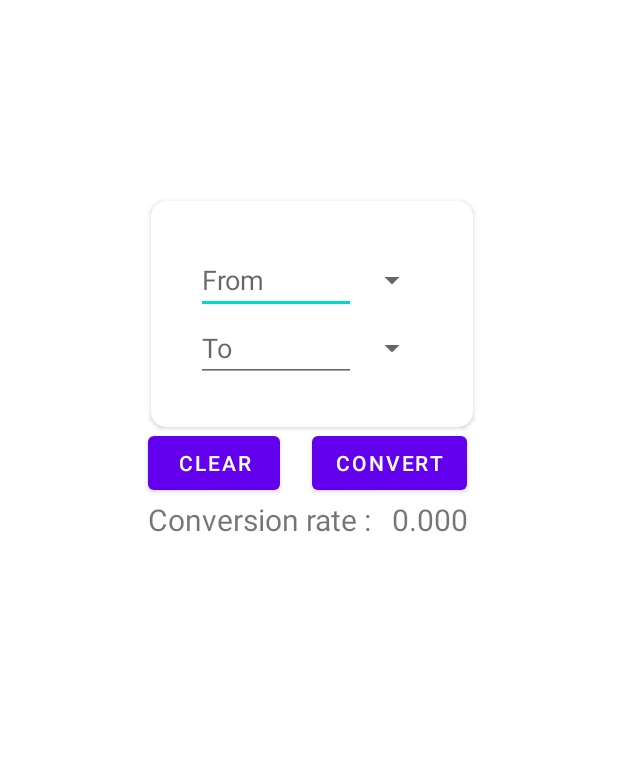
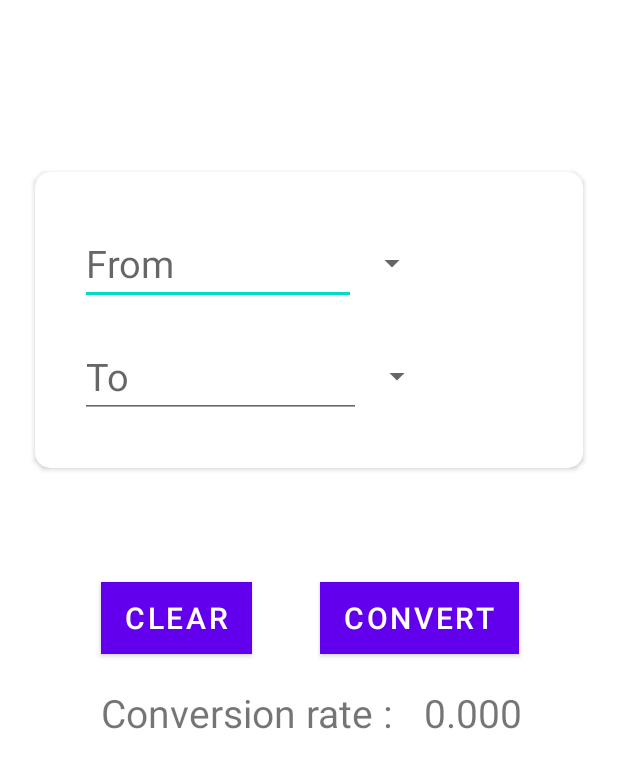
Before and after one commit to Devrock2847/CurrencyConverter, an Android app: the layout activity_main.xml on its own in the app's theme, with its tools: preview values and no code run, on a phone screen of 412 x 824 dp. Shown: the top 768 px of the screen. Run offline under Robolectric (Android 15) with nearby library versions, the phone set to English and light mode, and no system bars.

Commit message:
Update before it's lost

```diff
--- a/app/build.gradle
+++ b/app/build.gradle
@@ -30,6 +30,7 @@ android {
     }
     buildFeatures {
         viewBinding true
+        dataBinding true
     }
 }
 dependencies {
--- a/app/src/main/AndroidManifest.xml
+++ b/app/src/main/AndroidManifest.xml
@@ -13,6 +13,7 @@
         android:supportsRtl="true"
         android:theme="@style/Theme.J96000"
         tools:targetApi="31">
+
         <activity
             android:name=".MainActivity"
             android:exported="true">
--- a/app/src/main/res/layout/activity_main.xml
+++ b/app/src/main/res/layout/activity_main.xml
@@ -10,13 +10,18 @@
 
     <androidx.cardview.widget.CardView
         android:id="@+id/cardView"
-        android:layout_width="wrap_content"
-        android:layout_height="wrap_content"
+        android:layout_width="0dp"
+        android:layout_height="197dp"
         android:layout_centerInParent="true"
-        android:layout_marginTop="134dp"
+
+        android:layout_marginStart="23dp"
+        android:layout_marginTop="91dp"
+        android:layout_marginEnd="23dp"
+        android:layout_marginBottom="101dp"
         app:cardCornerRadius="10dp"
-        app:layout_constraintEnd_toStartOf="@+id/convertButton"
-        app:layout_constraintStart_toStartOf="@+id/convertButton"
+        app:layout_constraintBottom_toBottomOf="@+id/convertButton"
+        app:layout_constraintEnd_toEndOf="parent"
+        app:layout_constraintStart_toStartOf="parent"
         app:layout_constraintTop_toTopOf="parent">
 
         <LinearLayout
@@ -30,45 +35,47 @@
 
             <LinearLayout
                 android:id="@+id/linearLayoutConversionFrom"
-                android:layout_width="wrap_content"
-                android:layout_height="wrap_content"
+                android:layout_width="300sp"
+                android:layout_height="75dp"
                 android:gravity="center_vertical"
                 android:orientation="horizontal">
 
                 <EditText
                     android:id="@+id/editTextConversionFrom"
-                    android:layout_width="wrap_content"
+                    android:layout_width="184dp"
                     android:layout_height="wrap_content"
                     android:ems="5"
-                    android:hint="From"
-                    android:inputType="number" />
+                    android:hint="@string/from"
+                    android:inputType="number"
+                    android:textSize="25sp" />
 
                 <Spinner
                     android:id="@+id/spinnerConversionFrom"
                     android:layout_width="wrap_content"
-                    android:layout_height="wrap_content" />
+                    android:layout_height="36dp" />
 
             </LinearLayout>
 
             <LinearLayout
                 android:id="@+id/linearLayoutConversionTo"
-                android:layout_width="wrap_content"
-                android:layout_height="wrap_content"
+                android:layout_width="300sp"
+                android:layout_height="75dp"
                 android:gravity="center_vertical"
                 android:orientation="horizontal">
 
                 <EditText
                     android:id="@+id/editTextConversionTo"
-                    android:layout_width="wrap_content"
+                    android:layout_width="187dp"
                     android:layout_height="wrap_content"
                     android:ems="5"
-                    android:hint="To"
-                    android:inputType="number" />
+                    android:hint="@string/to"
+                    android:inputType="number"
+                    android:textSize="25sp" />
 
                 <Spinner
                     android:id="@+id/spinnerConversionTo"
                     android:layout_width="wrap_content"
-                    android:layout_height="wrap_content" />
+                    android:layout_height="34dp" />
 
             </LinearLayout>
 
@@ -76,51 +83,54 @@
 
     </androidx.cardview.widget.CardView>
 
+    <TextView
+        android:id="@+id/textView3"
+        android:layout_width="wrap_content"
+        android:layout_height="wrap_content"
+        android:layout_marginStart="3dp"
+        android:layout_marginTop="21dp"
+        android:layout_marginEnd="21dp"
+        android:text="@string/conversion_rate"
+        android:textSize="26sp"
+        app:layout_constraintEnd_toStartOf="@+id/textView2"
+        app:layout_constraintHorizontal_chainStyle="packed"
+        app:layout_constraintStart_toStartOf="parent"
+        app:layout_constraintTop_toBottomOf="@+id/convertButton" />
+
     <Button
         android:id="@+id/convertButton"
         android:layout_width="wrap_content"
         android:layout_height="wrap_content"
         android:layout_marginEnd="2dp"
-        android:onClick="getApiResult"
-        android:text="Convert"
+        android:background="@color/purple_700"
+        android:text="@string/convert"
+        android:textColor="@color/white"
+        android:textSize="20sp"
+        app:layout_constraintBottom_toBottomOf="parent"
+        app:layout_constraintEnd_toEndOf="@+id/textView2"
+        app:layout_constraintTop_toTopOf="parent" />
+
+    <TextView
+        android:id="@+id/textView2"
+        android:layout_width="wrap_content"
+        android:layout_height="wrap_content"
+        android:text="@string/_0_000"
+        android:textSize="26sp"
+        app:layout_constraintBaseline_toBaselineOf="@+id/textView3"
         app:layout_constraintEnd_toEndOf="parent"
-        app:layout_constraintStart_toEndOf="@+id/clearButton"
-        app:layout_constraintTop_toBottomOf="@+id/cardView" />
+        app:layout_constraintStart_toEndOf="@+id/textView3" />
 
     <Button
         android:id="@+id/clearButton"
         android:layout_width="wrap_content"
         android:layout_height="wrap_content"
-        android:layout_marginEnd="21dp"
-        android:onClick="clearTextView"
-        android:text="Clear"
-        app:layout_constraintEnd_toStartOf="@+id/convertButton"
-        app:layout_constraintHorizontal_chainStyle="packed"
-        app:layout_constraintStart_toStartOf="parent"
-        app:layout_constraintTop_toBottomOf="@+id/cardView" />
-
-    <TextView
-        android:id="@+id/textView3"
-        android:layout_width="wrap_content"
-        android:layout_height="wrap_content"
-        android:layout_marginEnd="13dp"
-        android:text="Conversion rate :"
-        android:textSize="20dp"
-        app:layout_constraintEnd_toStartOf="@+id/textView2"
-        app:layout_constraintHorizontal_chainStyle="packed"
-        app:layout_constraintStart_toStartOf="parent"
-        app:layout_constraintTop_toBottomOf="@+id/clearButton" />
-
-    <TextView
-        android:id="@+id/textView2"
-        android:layout_width="wrap_content"
-        android:layout_height="wrap_content"
-        android:layout_marginEnd="1dp"
-        android:text="0.000"
-        android:textSize="20dp"
-        app:layout_constraintEnd_toEndOf="parent"
-        app:layout_constraintStart_toEndOf="@+id/textView3"
-        app:layout_constraintTop_toBottomOf="@+id/convertButton" />
+        android:layout_marginBottom="21dp"
+        android:background="@color/purple_700"
+        android:text="@string/clear"
+        android:textColor="@color/white"
+        android:textSize="20sp"
+        app:layout_constraintBottom_toTopOf="@+id/textView3"
+        app:layout_constraintStart_toStartOf="@+id/textView3" />
 
 
 </androidx.constraintlayout.widget.ConstraintLayout>
--- a/app/src/main/res/values/strings.xml
+++ b/app/src/main/res/values/strings.xml
@@ -1,14 +1,20 @@
 <resources>
     <string name="app_name">Currency Converter</string>
     <string name="textview">TextView</string>
+    <string name="convert">Convert</string>
+    <string name="clear">Clear</string>
+    <string name="conversion_rate">Conversion rate :</string>
+    <string name="_0_000">0.000</string>
+    <string name="to">To</string>
+    <string name="from">From</string>
     <string-array name="CurrenciesOne">
-        <item>GBP</item>
+        <item>btc</item>
         <item>USD</item>
         <item>EUR</item>
         <item>AUD</item>
     </string-array>
     <string-array name="CurrenciesTwo">
-        <item>USD</item>
+        <item>eth</item>
         <item>GBP</item>
         <item>EUR</item>
         <item>AUD</item>
```
Also changed, not shown: app/src/main/java/ucm/co5225/j96000/MainActivity.kt (+83 -37 lines).
